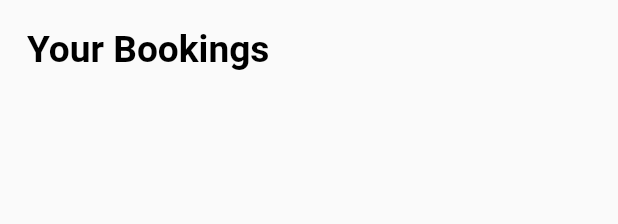
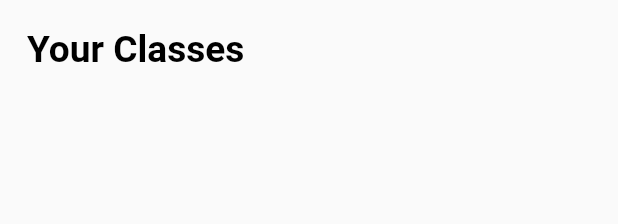
Before and after one commit to beefitten/BeefitMember.Application, a Flutter app: the BookingWidget widget shown alone on an empty page, opened directly, on a phone screen of 412 x 824 dp. Shown: the top 224 px of the screen. Run offline on Flutter 3.47's test engine with Material 2 defaults, Android fonts, the phone set to English and light mode, and no system bars; our stand-ins replace carousel_slider, cloud_firestore, equatable, firebase_core, fl_chart, flutter_bloc and 7 more; missing offline and left inert: flutter_displaymode, shared_preferences_web; accounts and stored records are empty; network calls fail; project files that could hold a hidden picture were left out.

Commit message:
fixed bookings

```diff
--- a/lib/bookings/pages/yourbookings/widgets/bookings_widget.dart
+++ b/lib/bookings/pages/yourbookings/widgets/bookings_widget.dart
@@ -33,7 +33,7 @@ class _BookingWidgetState extends State<BookingWidget> {
         Padding(
           padding: const EdgeInsets.all(10.0),
           child: Text(
-            "Your Bookings",
+            "Your Classes",
             textAlign: TextAlign.left,
             style: TextStyle(
               color: Colors.black,
@@ -45,14 +45,13 @@ class _BookingWidgetState extends State<BookingWidget> {
         BlocBuilder<BookingBloc, BookingsState>(
           builder: (context, state) {
             if (state is BookingSuccessState)
-              return Container(
-                color: Colors.white,
-                height: MediaQuery.of(context).size.height * 0.26,
-                child: state.bookings.length == 0
-                  ? Padding(
-                    padding: const EdgeInsets.only(top: 20),
-                    child: Center(child: Text("You have no classes booked!")))
-                  : ListView.builder(
+              return state.bookings.length == 0
+                ? Padding(
+                  padding: const EdgeInsets.only(top: 20, bottom: 20),
+                  child: Center(child: Text("You have no classes booked!")))
+                : Container(
+                  height: MediaQuery.of(context).size.height * 0.26,
+                  child: ListView.builder(
                     scrollDirection: Axis.horizontal,
                     shrinkWrap: true,
                     itemBuilder: (BuildContext context, int index) {
@@ -64,7 +63,7 @@ class _BookingWidgetState extends State<BookingWidget> {
                     },
                     itemCount: state.bookings.length,
                     ),
-              );
+                );
             else if (state is BookingErrorState){
               return Text(state.message);
             }
```
Also changed, not shown: lib/more/widgets/profile_info.dart (+9 -5 lines).
